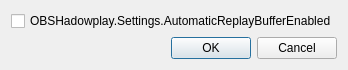
Before: the Qt Designer form src/ui/SettingsDialog.ui in EZ64cool/obs-hadowplay, drawn with Qt 5.
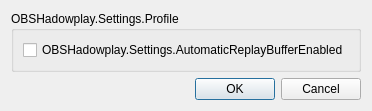
After: the same form once the commit is applied.

Commit message: Add automatic replay buffer toggle logic

```diff
--- a/src/ui/SettingsDialog.ui
+++ b/src/ui/SettingsDialog.ui
@@ -6,8 +6,8 @@
    <rect>
     <x>0</x>
     <y>0</y>
-    <width>336</width>
-    <height>68</height>
+    <width>356</width>
+    <height>104</height>
    </rect>
   </property>
   <property name="sizePolicy">
@@ -24,10 +24,19 @@
   </property>
   <layout class="QVBoxLayout" name="verticalLayout">
    <item>
-    <widget class="QCheckBox" name="checkBox">
+    <widget class="QGroupBox" name="group_box_profile">
+     <property name="title">
+      <string>OBSHadowplay.Settings.Profile</string>
+     </property>
+     <layout class="QVBoxLayout" name="verticalLayout_2">
+      <item>
+       <widget class="QCheckBox" name="automatic_replay_checkbox">
      <property name="text">
       <string>OBSHadowplay.Settings.AutomaticReplayBufferEnabled</string>
      </property>
+       </widget>
+      </item>
+     </layout>
     </widget>
    </item>
    <item>
```
Lines whose indentation alone changed are shown as unchanged. The commit also changes 5 other files.
